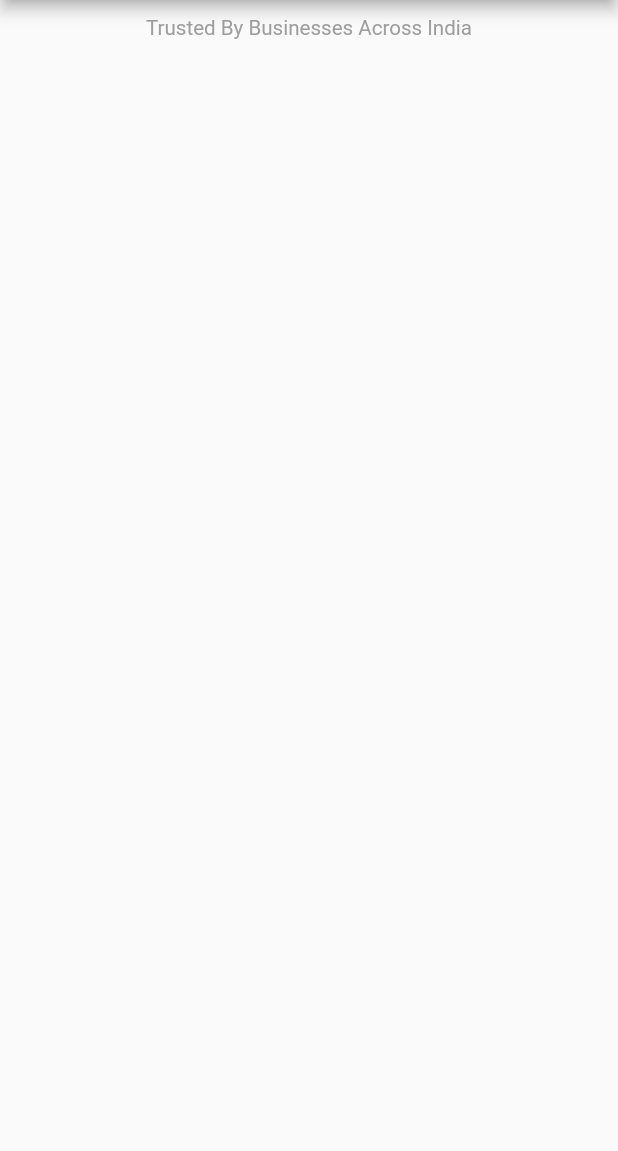
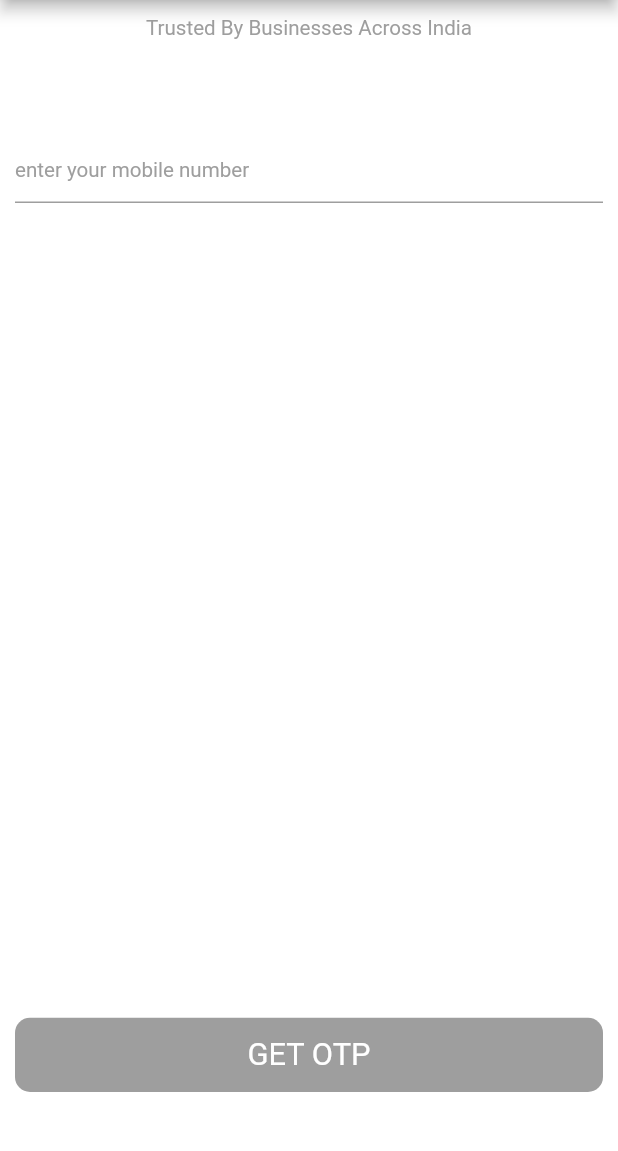
Before and after one commit to KishanMalani07/safe_khata_book1, a Flutter app: the screen it shows after launch, on a phone screen of 412 x 824 dp, the part 84-1235 px from its top. Run offline on Flutter 3.47's test engine with Material 2 defaults, Android fonts, the phone set to English and light mode, and no system bars; our stand-ins replace get, sizer.

Commit message:
28-06-evening

```diff
--- a/lib/main.dart
+++ b/lib/main.dart
@@ -1,18 +1,32 @@
 import 'package:flutter/material.dart';
-import 'package:safe_khata_book/view/auth/sign_up.dart';
+import 'package:flutter/services.dart';
+import 'package:safe_khata_book/view/auth/otp_auth.dart';
+import 'package:safe_khata_book/view/common/color.dart';
 import 'package:sizer/sizer.dart';
 
 void main() {
+  SystemChrome.setSystemUIOverlayStyle(SystemUiOverlayStyle(
+    statusBarColor: Colors.white,
+    statusBarBrightness: Brightness.light,
+    statusBarIconBrightness: Brightness.light,
+  ));
+
   runApp(const MyApp());
 }
 
-class MyApp extends StatelessWidget {
+class MyApp extends StatefulWidget {
   const MyApp({Key? key}) : super(key: key);
 
+  @override
+  State<MyApp> createState() => _MyAppState();
+}
+
+class _MyAppState extends State<MyApp> {
   @override
   Widget build(BuildContext context) {
     return Sizer(
       builder: (context, orientation, deviceType) => MaterialApp(
+        debugShowCheckedModeBanner: false,
         theme: ThemeData(
           primarySwatch: Colors.blue,
         ),
@@ -21,5 +35,3 @@ class MyApp extends StatelessWidget {
     );
   }
 }
-
-///20-06
--- /dev/null
+++ b/lib/view/auth/otp_auth.dart
@@ -0,0 +1,54 @@
+import 'package:flutter/material.dart';
+import 'package:flutter/services.dart';
+import 'package:safe_khata_book/view/common/button.dart';
+import 'package:safe_khata_book/view/common/common_sizebox.dart';
+import 'package:safe_khata_book/view/common/custom_textField.dart';
+import 'package:sizer/sizer.dart';
+
+import '../common/app_bar.dart';
+
+class SignUpScreen extends StatefulWidget {
+  const SignUpScreen({Key? key}) : super(key: key);
+
+  @override
+  State<SignUpScreen> createState() => _SignUpScreenState();
+}
+
+class _SignUpScreenState extends State<SignUpScreen> {
+  TextEditingController mobileOtp = TextEditingController();
+  bool number = false;
+
+  @override
+  Widget build(BuildContext context) {
+    return Scaffold(
+      backgroundColor: Colors.white,
+      appBar: CommonAppBar.appBar(),
+      body: Padding(
+        padding: const EdgeInsets.only(left: 10, right: 10, top: 10),
+        child: Column(children: [
+          Center(
+            child: Text(
+              "Trusted By Businesses Across India",
+              style: TextStyle(
+                  fontSize: 10.sp, color: Colors.grey.withOpacity(1.0)),
+            ),
+          ),
+          CommonSizeBox.commonSize(height: 40.sp),
+          CommonTextFiled.commonTextFiled(
+              inputFormatters: [LengthLimitingTextInputFormatter(10)],
+              onChange: (value) {},
+              textInputType: TextInputType.phone,
+              hintText: "enter your mobile number",
+              controller: mobileOtp),
+          Spacer(),
+          Padding(
+            padding: EdgeInsets.only(
+              bottom: 40,
+            ),
+            child: CommonButton.commonButton(text: "GET OTP", onTap: () {}),
+          )
+        ]),
+      ),
+    );
+  }
+}
--- a/lib/view/auth/sign_up.dart
+++ /dev/null
@@ -1,32 +0,0 @@
-import 'package:flutter/material.dart';
-import 'package:sizer/sizer.dart';
-
-import '../common/app_bar.dart';
-
-class SignUpScreen extends StatefulWidget {
-  const SignUpScreen({Key? key}) : super(key: key);
-
-  @override
-  State<SignUpScreen> createState() => _SignUpScreenState();
-}
-
-class _SignUpScreenState extends State<SignUpScreen> {
-  @override
-  Widget build(BuildContext context) {
-    return Scaffold(
-      appBar: CommonAppBar.appBar(),
-      body: Padding(
-        padding: const EdgeInsets.only(left: 10, right: 10, top: 10),
-        child: Column(children: [
-          Center(
-            child: Text(
-              "Trusted By Businesses Across India",
-              style: TextStyle(
-                  fontSize: 10.sp, color: Colors.grey.withOpacity(1.0)),
-            ),
-          )
-        ]),
-      ),
-    );
-  }
-}
--- /dev/null
+++ b/lib/view/common/button.dart
@@ -0,0 +1,26 @@
+import 'package:flutter/material.dart';
+import 'package:get/get.dart';
+import 'package:safe_khata_book/view/common/color.dart';
+import 'package:sizer/sizer.dart';
+
+class CommonButton {
+  static commonButton({String? text, dynamic onTap}) {
+    return InkWell(
+      onTap: onTap,
+      child: Container(
+        height: Get.height * 0.06,
+        width: Get.width,
+        decoration: BoxDecoration(
+          borderRadius: BorderRadius.circular(10),
+          color: ColorPicker.grey,
+        ),
+        child: Center(
+          child: Text(
+            text!,
+            style: TextStyle(color: ColorPicker.whiteColor, fontSize: 15.sp),
+          ),
+        ),
+      ),
+    );
+  }
+}
--- a/lib/view/common/color.dart
+++ b/lib/view/common/color.dart
@@ -2,4 +2,7 @@ import 'package:flutter/material.dart';
 
 class ColorPicker {
   static Color grey = Colors.grey;
+  static Color whiteColor = Colors.white;
+  static Color testFiledHintBorder = Colors.grey;
+  static Color hintTextColor = Colors.red;
 }
--- /dev/null
+++ b/lib/view/common/common_sizebox.dart
@@ -0,0 +1,10 @@
+import 'package:flutter/cupertino.dart';
+
+class CommonSizeBox {
+  static commonSize({height, width}) {
+    return SizedBox(
+      height: height,
+      width: width,
+    );
+  }
+}
--- /dev/null
+++ b/lib/view/common/custom_textField.dart
@@ -0,0 +1,51 @@
+import 'package:flutter/material.dart';
+import 'package:flutter/services.dart';
+
+import 'package:safe_khata_book/view/common/color.dart';
+import 'package:safe_khata_book/view/common/validation_utility.dart';
+import 'package:sizer/sizer.dart';
+
+class CommonTextFiled {
+  static commonTextFiled(
+      {String? hintText,
+      TextEditingController? controller,
+      TextInputType? textInputType,
+      dynamic onChange,
+      required List<TextInputFormatter> inputFormatters}) {
+    return Padding(
+      padding: const EdgeInsets.symmetric(vertical: 8),
+      child: TextFormField(
+        keyboardType: textInputType,
+        inputFormatters: inputFormatters,
+        style: TextStyle(
+          color: ColorPicker.grey,
+          fontWeight: FontWeight.w400,
+        ),
+        onChanged: onChange,
+        controller: controller,
+        cursorColor: ColorPicker.grey,
+        decoration: InputDecoration(
+          isCollapsed: true,
+          focusColor: ColorPicker.grey,
+          hoverColor: ColorPicker.testFiledHintBorder,
+          enabledBorder: UnderlineInputBorder(
+            borderSide: BorderSide(color: ColorPicker.testFiledHintBorder),
+          ),
+          focusedBorder: UnderlineInputBorder(
+            borderSide: BorderSide(color: ColorPicker.testFiledHintBorder),
+          ),
+          border: UnderlineInputBorder(
+            borderSide: BorderSide(color: ColorPicker.testFiledHintBorder),
+          ),
+          hintText: hintText,
+          contentPadding: EdgeInsets.symmetric(vertical: 10.sp),
+          hintStyle: TextStyle(
+            color: ColorPicker.grey,
+            fontWeight: FontWeight.w400,
+            fontSize: 10.sp,
+          ),
+        ),
+      ),
+    );
+  }
+}
--- /dev/null
+++ b/lib/view/common/language_utility.dart
@@ -0,0 +1,6 @@
+const String profile = 'Profile';
+
+class LanguageUtility {
+  static String kPasswordEmptyValidation = 'Please Enter Password';
+  static String kPasswordLengthValidation = 'Must be more than 8 Characters';
+}
--- a/pubspec.yaml
+++ b/pubspec.yaml
@@ -35,6 +35,8 @@ dependencies:
   # Use with the CupertinoIcons class for iOS style icons.
   cupertino_icons: ^1.0.2
   sizer: ^2.0.15
+
+  get: any
 
 dev_dependencies:
   flutter_test:
```
Also changed, not shown: lib/view/common/validation_utility.dart (added, +38 -0 lines), pubspec.lock.
